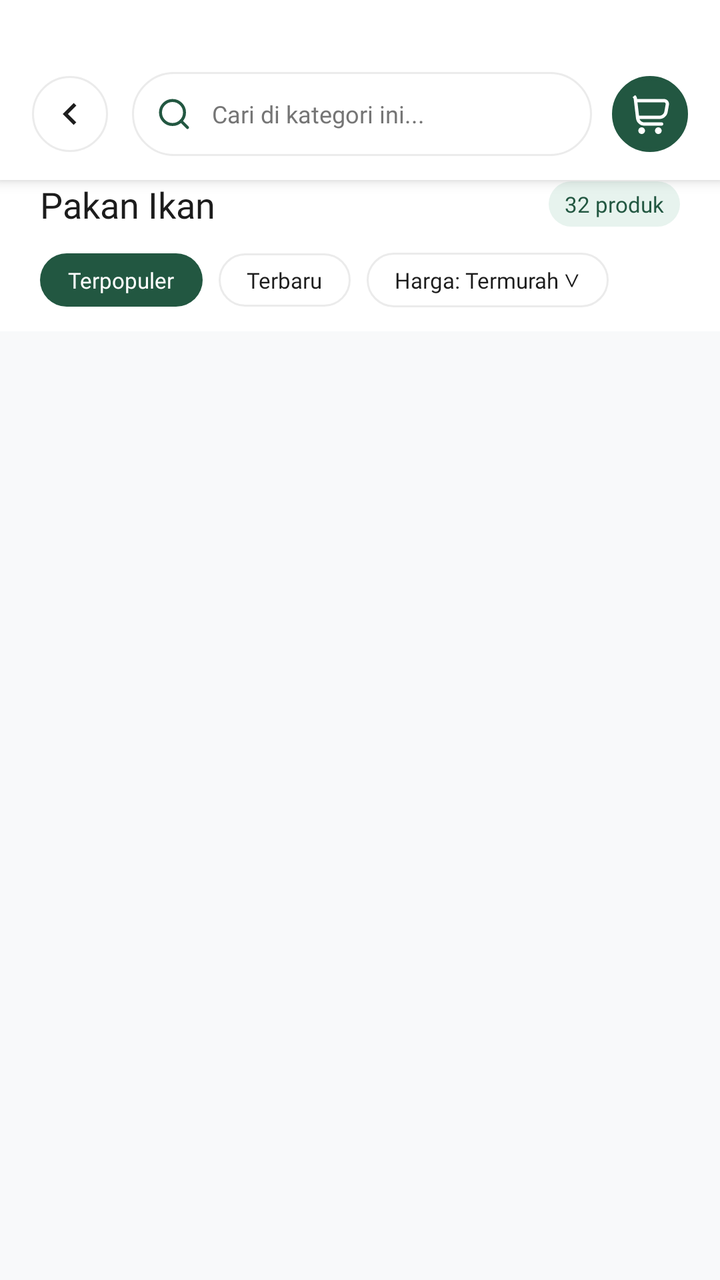
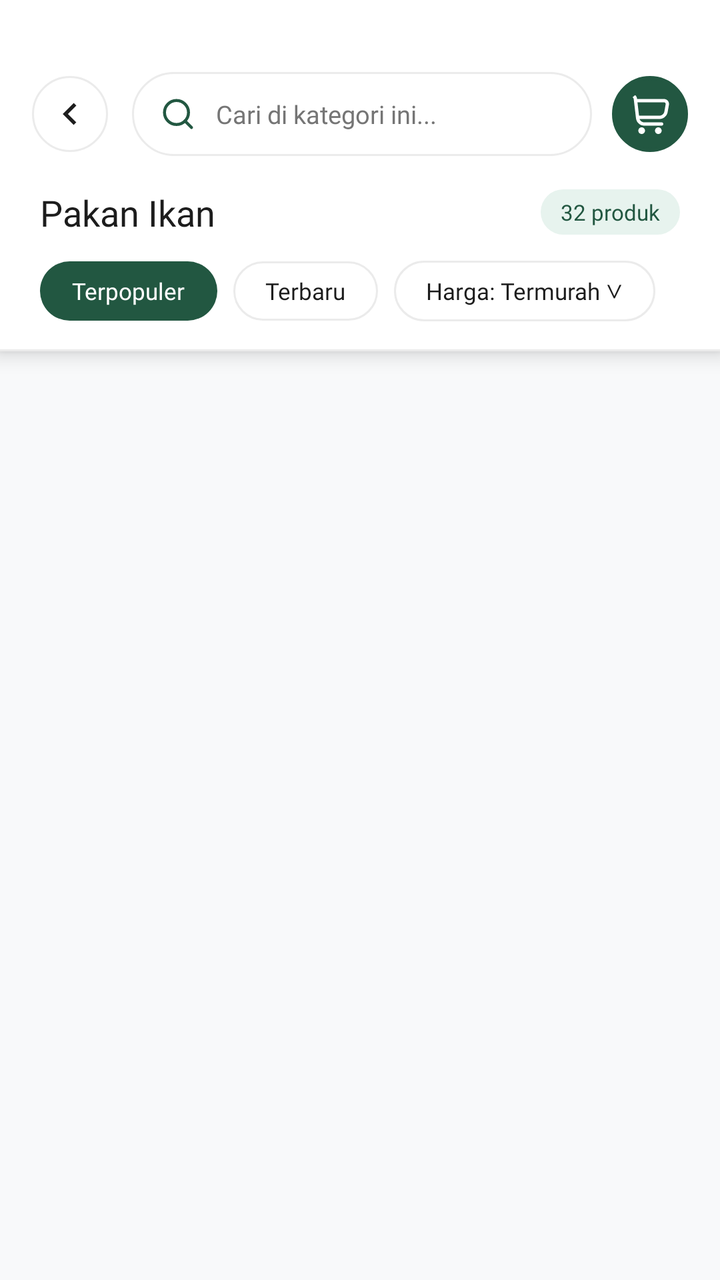

Screens rendered from an Android XML layout before and after an edit, with the pre-edit source and the edit as a unified diff.
<!-- AndroidManifest.xml: application theme Theme.GuppyMarketIDN -->
<!-- res/layout/activity_category_products.xml -->
<?xml version="1.0" encoding="utf-8"?>
<RelativeLayout
    xmlns:android="http://schemas.android.com/apk/res/android"
    xmlns:app="http://schemas.android.com/apk/res-auto"
    xmlns:tools="http://schemas.android.com/tools"
    android:id="@+id/main"
    android:layout_width="match_parent"
    android:layout_height="match_parent"
    android:background="#F8F9FA"
    tools:context=".menuHome.CategoryProductsActivity">

    
    <LinearLayout
        android:id="@+id/topBarCategory"
        android:layout_width="match_parent"
        android:layout_height="wrap_content"
        android:layout_alignParentTop="true"
        android:background="@color/white"
        android:elevation="4dp"
        android:paddingHorizontal="16dp"
        android:paddingTop="36dp"
        android:paddingBottom="12dp"
        android:gravity="center_vertical"
        android:orientation="horizontal">

        <ImageView
            android:id="@+id/btnBackCategory"
            android:layout_width="38dp"
            android:layout_height="38dp"
            android:background="@drawable/bg_circle_white_stroke"
            android:src="@drawable/ic_chevron_left"
            android:padding="8dp"
            android:clickable="true"
            android:focusable="true"/>

        
        <LinearLayout
            android:layout_width="0dp"
            android:layout_height="42dp"
            android:layout_weight="1"
            android:layout_marginStart="12dp"
            android:background="@drawable/bg_search_bar"
            android:gravity="center_vertical"
            android:paddingHorizontal="12dp">

            <ImageView
                android:layout_width="18dp"
                android:layout_height="18dp"
                android:src="@drawable/search"
                app:tint="@color/guppy_primary"/>

            <EditText
                android:id="@+id/etSearchCategoryPage"
                android:layout_width="match_parent"
                android:layout_height="match_parent"
                android:background="@android:color/transparent"
                android:fontFamily="@font/inter_regular"
                android:hint="Cari di kategori ini..."
                android:textColorHint="@color/guppy_text_gray"
                android:textColor="@color/guppy_text_black"
                android:paddingStart="10dp"
                android:singleLine="true"
                android:textSize="12sp" />
        </LinearLayout>

        
        <ImageView
            android:id="@+id/btnCartCategoryPage"
            android:layout_width="38dp"
            android:layout_height="38dp"
            android:layout_marginStart="10dp"
            android:background="@drawable/bg_circle_image"
            android:backgroundTint="@color/guppy_primary"
            android:src="@drawable/fi_rr_shopping_cart"
            android:padding="9dp"
            app:tint="@color/white"
            android:clickable="true"
            android:focusable="true"/>
    </LinearLayout>

    
    <LinearLayout
        android:id="@+id/subHeaderCategory"
        android:layout_width="match_parent"
        android:layout_height="wrap_content"
        android:layout_below="@id/topBarCategory"
        android:background="@color/white"
        android:paddingHorizontal="20dp"
        android:paddingBottom="12dp"
        android:orientation="vertical">

        <LinearLayout
            android:layout_width="match_parent"
            android:layout_height="wrap_content"
            android:gravity="center_vertical"
            android:orientation="horizontal">

            <TextView
                android:id="@+id/tvCategoryPageTitle"
                android:layout_width="0dp"
                android:layout_height="wrap_content"
                android:layout_weight="1"
                android:fontFamily="@font/inter_bold"
                android:text="Pakan Ikan"
                android:textColor="@color/guppy_text_black"
                android:textSize="18sp"/>

            <TextView
                android:id="@+id/tvCategoryPageCount"
                android:layout_width="wrap_content"
                android:layout_height="wrap_content"
                android:background="@drawable/bg_tag_grade"
                android:text="32 produk"
                android:textColor="@color/guppy_primary"
                android:fontFamily="@font/inter_semi_bold"
                android:textSize="11sp"
                android:paddingHorizontal="8dp"
                android:paddingVertical="4dp"/>
        </LinearLayout>

        
        <HorizontalScrollView
            android:layout_width="match_parent"
            android:layout_height="wrap_content"
            android:layout_marginTop="12dp"
            android:scrollbars="none">

            <LinearLayout
                android:layout_width="wrap_content"
                android:layout_height="wrap_content"
                android:orientation="horizontal">

                <TextView
                    android:layout_width="wrap_content"
                    android:layout_height="wrap_content"
                    android:background="@drawable/bg_filter_green"
                    android:text="Terpopuler"
                    android:textColor="@color/white"
                    android:fontFamily="@font/inter_semi_bold"
                    android:textSize="11sp"
                    android:paddingHorizontal="14dp"
                    android:paddingVertical="6dp"
                    android:layout_marginEnd="8dp"/>

                <TextView
                    android:layout_width="wrap_content"
                    android:layout_height="wrap_content"
                    android:background="@drawable/bg_chip_outline"
                    android:text="Terbaru"
                    android:textColor="@color/guppy_text_black"
                    android:fontFamily="@font/inter_medium"
                    android:textSize="11sp"
                    android:paddingHorizontal="14dp"
                    android:paddingVertical="6dp"
                    android:layout_marginEnd="8dp"/>

                <TextView
                    android:layout_width="wrap_content"
                    android:layout_height="wrap_content"
                    android:background="@drawable/bg_chip_outline"
                    android:text="Harga: Termurah ∨"
                    android:textColor="@color/guppy_text_black"
                    android:fontFamily="@font/inter_medium"
                    android:textSize="11sp"
                    android:paddingHorizontal="14dp"
                    android:paddingVertical="6dp"/>
            </LinearLayout>
        </HorizontalScrollView>
    </LinearLayout>

    
    <androidx.core.widget.NestedScrollView
        android:layout_width="match_parent"
        android:layout_height="match_parent"
        android:layout_below="@id/subHeaderCategory"
        android:fillViewport="true">

        <LinearLayout
            android:layout_width="match_parent"
            android:layout_height="wrap_content"
            android:orientation="vertical"
            android:paddingHorizontal="12dp"
            android:paddingTop="12dp"
            android:paddingBottom="40dp">

            <androidx.recyclerview.widget.RecyclerView
                android:id="@+id/recyclerCategoryProducts"
                android:layout_width="match_parent"
                android:layout_height="wrap_content"
                android:nestedScrollingEnabled="false" />

            <TextView
                android:id="@+id/tvEmptyCategoryProducts"
                android:layout_width="match_parent"
                android:layout_height="wrap_content"
                android:layout_marginTop="60dp"
                android:gravity="center"
                android:text="Belum ada produk di kategori ini"
                android:textColor="@color/guppy_text_gray"
                android:fontFamily="@font/inter_medium"
                android:textSize="14sp"
                android:visibility="gone"/>
        </LinearLayout>
    </androidx.core.widget.NestedScrollView>

</RelativeLayout>
<!-- resources referenced by this layout -->
<resources>
  <color name="guppy_primary">#225741</color>
  <color name="guppy_text_black">#1C1C1C</color>
  <color name="guppy_text_gray">#757575</color>
  <color name="white">#FFFFFFFF</color>
  <!-- drawable bg_chip_outline (drawable) -->
  <?xml version="1.0" encoding="utf-8"?>
  <shape xmlns:android="http://schemas.android.com/apk/res/android">
      <solid android:color="@color/white" />
      <stroke android:width="1dp" android:color="@color/guppy_stroke" />
      <corners android:radius="20dp" />
  </shape>
  <!-- drawable bg_circle_image (drawable) -->
  <?xml version="1.0" encoding="utf-8"?>
  <shape xmlns:android="http://schemas.android.com/apk/res/android" android:shape="oval">
      <solid android:color="@color/guppy_stroke" />
      <stroke android:width="2dp" android:color="@color/guppy_primary" />
  </shape>
  <!-- drawable bg_circle_white_stroke (drawable) -->
  <?xml version="1.0" encoding="utf-8"?>
  <shape xmlns:android="http://schemas.android.com/apk/res/android" android:shape="oval">
      <solid android:color="@color/white" />
      <stroke android:width="1dp" android:color="@color/guppy_stroke" />
  </shape>
  <!-- drawable bg_filter_green (drawable) -->
  <?xml version="1.0" encoding="utf-8"?>
  <shape xmlns:android="http://schemas.android.com/apk/res/android">
      <solid android:color="@color/guppy_primary" />
      <corners android:radius="20dp" />
  </shape>
  <!-- drawable bg_search_bar (drawable) -->
  <?xml version="1.0" encoding="utf-8"?>
  <shape xmlns:android="http://schemas.android.com/apk/res/android">
      <solid android:color="@color/guppy_card_bg" />
      <stroke android:width="1dp" android:color="@color/guppy_stroke" />
      <corners android:radius="24dp" />
  </shape>
  <!-- drawable bg_tag_grade (drawable) -->
  <?xml version="1.0" encoding="utf-8"?>
  <shape xmlns:android="http://schemas.android.com/apk/res/android">
      <solid android:color="@color/guppy_primary_light" />
      <corners android:radius="12dp" />
  </shape>
  <!-- drawable fi_rr_shopping_cart: vector/xml drawable (drawable, 2051 chars, omitted) -->
  <!-- drawable ic_chevron_left (drawable) -->
  <vector xmlns:android="http://schemas.android.com/apk/res/android"
      android:width="24dp"
      android:height="24dp"
      android:viewportWidth="24"
      android:viewportHeight="24">
    <path
        android:fillColor="#1E1E1E"
        android:pathData="M15.41,16.59L10.83,12l4.58,-4.59L14,6l-6,6 6,6 1.41,-1.41z"/>
  </vector>
  <!-- drawable search (drawable) -->
  <vector xmlns:android="http://schemas.android.com/apk/res/android"
      android:width="24dp"
      android:height="24dp"
      android:viewportWidth="24"
      android:viewportHeight="24">
    <path
        android:pathData="M11,19C15.418,19 19,15.418 19,11C19,6.582 15.418,3 11,3C6.582,3 3,6.582 3,11C3,15.418 6.582,19 11,19Z"
        android:strokeLineJoin="round"
        android:strokeWidth="2"
        android:fillColor="#00000000"
        android:strokeColor="#828282"
        android:strokeLineCap="round"/>
    <path
        android:pathData="M21,21L16.65,16.65"
        android:strokeLineJoin="round"
        android:strokeWidth="2"
        android:fillColor="#00000000"
        android:strokeColor="#828282"
        android:strokeLineCap="round"/>
  </vector>
  <style name="Theme.GuppyMarketIDN" parent="Base.Theme.GuppyMarketIDN" />
  <color name="guppy_stroke">#EBEBEB</color>
  <color name="guppy_card_bg">#FFFFFF</color>
  <color name="guppy_primary_light">#E7F3EE</color>
  <style name="Base.Theme.GuppyMarketIDN" parent="Theme.Material3.Light.NoActionBar">
          <item name="colorPrimary">@color/guppy_primary</item>
          <item name="colorOnPrimary">@color/white</item>
          <item name="android:textColorPrimary">@color/guppy_text_black</item>
          <item name="android:textColorSecondary">@color/guppy_text_gray</item>
          <item name="android:windowBackground">@color/guppy_background</item>
      </style>
  <color name="guppy_background">#F7F7F7</color>
</resources>

<!-- the commit's change to res/layout/activity_category_products.xml (unified diff, before → after) -->
@@ -11,87 +11,87 @@
 
     
     <LinearLayout
-        android:id="@+id/topBarCategory"
+        android:id="@+id/headerContainer"
         android:layout_width="match_parent"
         android:layout_height="wrap_content"
         android:layout_alignParentTop="true"
         android:background="@color/white"
-        android:elevation="4dp"
-        android:paddingHorizontal="16dp"
-        android:paddingTop="36dp"
-        android:paddingBottom="12dp"
-        android:gravity="center_vertical"
-        android:orientation="horizontal">
-
-        <ImageView
-            android:id="@+id/btnBackCategory"
-            android:layout_width="38dp"
-            android:layout_height="38dp"
-            android:background="@drawable/bg_circle_white_stroke"
-            android:src="@drawable/ic_chevron_left"
-            android:padding="8dp"
-            android:clickable="true"
-            android:focusable="true"/>
+        android:elevation="6dp"
+        android:orientation="vertical">
 
         
         <LinearLayout
-            android:layout_width="0dp"
-            android:layout_height="42dp"
-            android:layout_weight="1"
-            android:layout_marginStart="12dp"
-            android:background="@drawable/bg_search_bar"
+            android:id="@+id/topBarCategory"
+            android:layout_width="match_parent"
+            android:layout_height="wrap_content"
+            android:paddingHorizontal="16dp"
+            android:paddingTop="36dp"
+            android:paddingBottom="8dp"
             android:gravity="center_vertical"
-            android:paddingHorizontal="12dp">
-
+            android:orientation="horizontal">
+
+            
             <ImageView
-                android:layout_width="18dp"
-                android:layout_height="18dp"
-                android:src="@drawable/search"
-                app:tint="@color/guppy_primary"/>
-
-            <EditText
-                android:id="@+id/etSearchCategoryPage"
-                android:layout_width="match_parent"
-                android:layout_height="match_parent"
-                android:background="@android:color/transparent"
-                android:fontFamily="@font/inter_regular"
-                android:hint="Cari di kategori ini..."
-                android:textColorHint="@color/guppy_text_gray"
-                android:textColor="@color/guppy_text_black"
-                android:paddingStart="10dp"
-                android:singleLine="true"
-                android:textSize="12sp" />
+                android:id="@+id/btnBackCategory"
+                android:layout_width="38dp"
+                android:layout_height="38dp"
+                android:background="@drawable/bg_circle_white_stroke"
+                android:src="@drawable/ic_chevron_left"
+                android:padding="8dp"
+                android:clickable="true"
+                android:focusable="true"/>
+
+            
+            <LinearLayout
+                android:layout_width="0dp"
+                android:layout_height="42dp"
+                android:layout_weight="1"
+                android:layout_marginStart="12dp"
+                android:background="@drawable/bg_search_bar"
+                android:gravity="center_vertical"
+                android:paddingHorizontal="14dp">
+
+                <ImageView
+                    android:layout_width="18dp"
+                    android:layout_height="18dp"
+                    android:src="@drawable/search"
+                    app:tint="@color/guppy_primary"/>
+
+                <EditText
+                    android:id="@+id/etSearchCategoryPage"
+                    android:layout_width="match_parent"
+                    android:layout_height="match_parent"
+                    android:background="@android:color/transparent"
+                    android:fontFamily="@font/inter_regular"
+                    android:hint="Cari di kategori ini..."
+                    android:textColorHint="@color/guppy_text_gray"
+                    android:textColor="@color/guppy_text_black"
+                    android:paddingStart="10dp"
+                    android:singleLine="true"
+                    android:textSize="12.5sp" />
+            </LinearLayout>
+
+            
+            <ImageView
+                android:id="@+id/btnCartCategoryPage"
+                android:layout_width="38dp"
+                android:layout_height="38dp"
+                android:layout_marginStart="10dp"
+                android:background="@drawable/bg_circle_image"
+                android:backgroundTint="@color/guppy_primary"
+                android:src="@drawable/fi_rr_shopping_cart"
+                android:padding="9dp"
+                app:tint="@color/white"
+                android:clickable="true"
+                android:focusable="true"/>
         </LinearLayout>
 
         
-        <ImageView
-            android:id="@+id/btnCartCategoryPage"
-            android:layout_width="38dp"
-            android:layout_height="38dp"
-            android:layout_marginStart="10dp"
-            android:background="@drawable/bg_circle_image"
-            android:backgroundTint="@color/guppy_primary"
-            android:src="@drawable/fi_rr_shopping_cart"
-            android:padding="9dp"
-            app:tint="@color/white"
-            android:clickable="true"
-            android:focusable="true"/>
-    </LinearLayout>
-
-    
-    <LinearLayout
-        android:id="@+id/subHeaderCategory"
-        android:layout_width="match_parent"
-        android:layout_height="wrap_content"
-        android:layout_below="@id/topBarCategory"
-        android:background="@color/white"
-        android:paddingHorizontal="20dp"
-        android:paddingBottom="12dp"
-        android:orientation="vertical">
-
         <LinearLayout
             android:layout_width="match_parent"
             android:layout_height="wrap_content"
+            android:paddingHorizontal="20dp"
+            android:paddingTop="8dp"
             android:gravity="center_vertical"
             android:orientation="horizontal">
 
@@ -114,7 +114,7 @@
                 android:textColor="@color/guppy_primary"
                 android:fontFamily="@font/inter_semi_bold"
                 android:textSize="11sp"
-                android:paddingHorizontal="8dp"
+                android:paddingHorizontal="10dp"
                 android:paddingVertical="4dp"/>
         </LinearLayout>
 
@@ -123,7 +123,10 @@
             android:layout_width="match_parent"
             android:layout_height="wrap_content"
             android:layout_marginTop="12dp"
-            android:scrollbars="none">
+            android:layout_marginBottom="14dp"
+            android:scrollbars="none"
+            android:clipToPadding="false"
+            android:paddingHorizontal="20dp">
 
             <LinearLayout
                 android:layout_width="wrap_content"
@@ -131,57 +134,72 @@
                 android:orientation="horizontal">
 
                 <TextView
+                    android:id="@+id/chipCategoryPopular"
                     android:layout_width="wrap_content"
                     android:layout_height="wrap_content"
                     android:background="@drawable/bg_filter_green"
                     android:text="Terpopuler"
                     android:textColor="@color/white"
                     android:fontFamily="@font/inter_semi_bold"
-                    android:textSize="11sp"
-                    android:paddingHorizontal="14dp"
-                    android:paddingVertical="6dp"
-                    android:layout_marginEnd="8dp"/>
+                    android:textSize="11.5sp"
+                    android:paddingHorizontal="16dp"
+                    android:paddingVertical="7dp"
+                    android:layout_marginEnd="8dp"
+                    android:clickable="true"
+                    android:focusable="true"/>
 
                 <TextView
+                    android:id="@+id/chipCategoryLatest"
                     android:layout_width="wrap_content"
                     android:layout_height="wrap_content"
                     android:background="@drawable/bg_chip_outline"
                     android:text="Terbaru"
                     android:textColor="@color/guppy_text_black"
                     android:fontFamily="@font/inter_medium"
-                    android:textSize="11sp"
-                    android:paddingHorizontal="14dp"
-                    android:paddingVertical="6dp"
-                    android:layout_marginEnd="8dp"/>
+                    android:textSize="11.5sp"
+                    android:paddingHorizontal="16dp"
+                    android:paddingVertical="7dp"
+                    android:layout_marginEnd="8dp"
+                    android:clickable="true"
+                    android:focusable="true"/>
 
                 <TextView
+                    android:id="@+id/chipCategoryPrice"
                     android:layout_width="wrap_content"
                     android:layout_height="wrap_content"
                     android:background="@drawable/bg_chip_outline"
                     android:text="Harga: Termurah ∨"
                     android:textColor="@color/guppy_text_black"
                     android:fontFamily="@font/inter_medium"
-                    android:textSize="11sp"
-                    android:paddingHorizontal="14dp"
-                    android:paddingVertical="6dp"/>
+                    android:textSize="11.5sp"
+                    android:paddingHorizontal="16dp"
+                    android:paddingVertical="7dp"
+                    android:clickable="true"
+                    android:focusable="true"/>
             </LinearLayout>
         </HorizontalScrollView>
+
+        <View
+            android:layout_width="match_parent"
+            android:layout_height="1dp"
+            android:background="@color/guppy_stroke"/>
     </LinearLayout>
 
     
     <androidx.core.widget.NestedScrollView
         android:layout_width="match_parent"
         android:layout_height="match_parent"
-        android:layout_below="@id/subHeaderCategory"
-        android:fillViewport="true">
+        android:layout_below="@id/headerContainer"
+        android:fillViewport="true"
+        android:clipToPadding="false">
 
         <LinearLayout
             android:layout_width="match_parent"
             android:layout_height="wrap_content"
             android:orientation="vertical"
-            android:paddingHorizontal="12dp"
+            android:paddingHorizontal="10dp"
             android:paddingTop="12dp"
-            android:paddingBottom="40dp">
+            android:paddingBottom="60dp">
 
             <androidx.recyclerview.widget.RecyclerView
                 android:id="@+id/recyclerCategoryProducts"
@@ -193,7 +211,7 @@
                 android:id="@+id/tvEmptyCategoryProducts"
                 android:layout_width="match_parent"
                 android:layout_height="wrap_content"
-                android:layout_marginTop="60dp"
+                android:layout_marginTop="80dp"
                 android:gravity="center"
                 android:text="Belum ada produk di kategori ini"
                 android:textColor="@color/guppy_text_gray"
